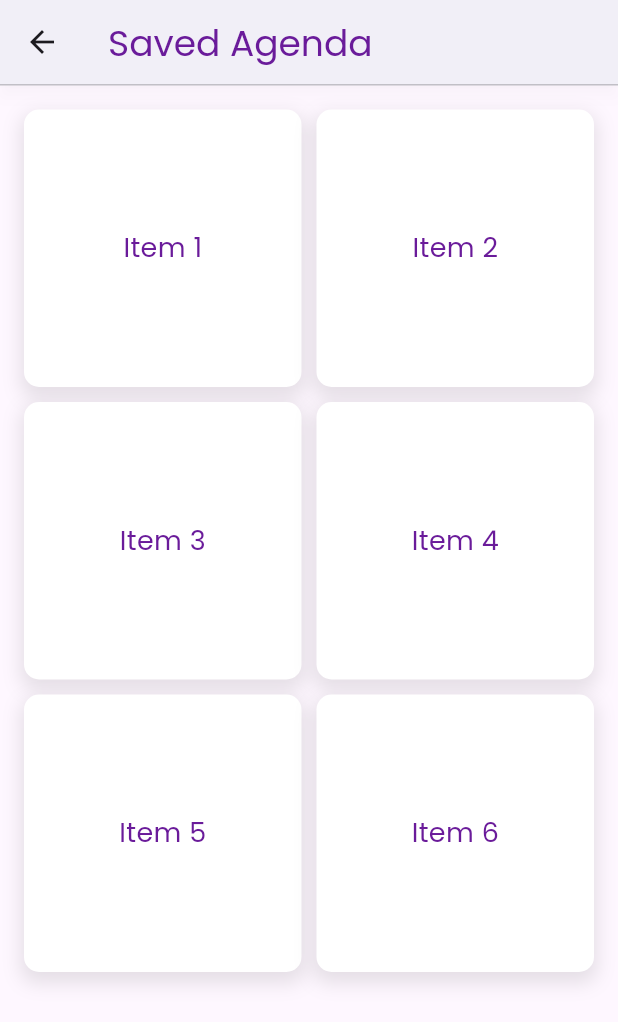
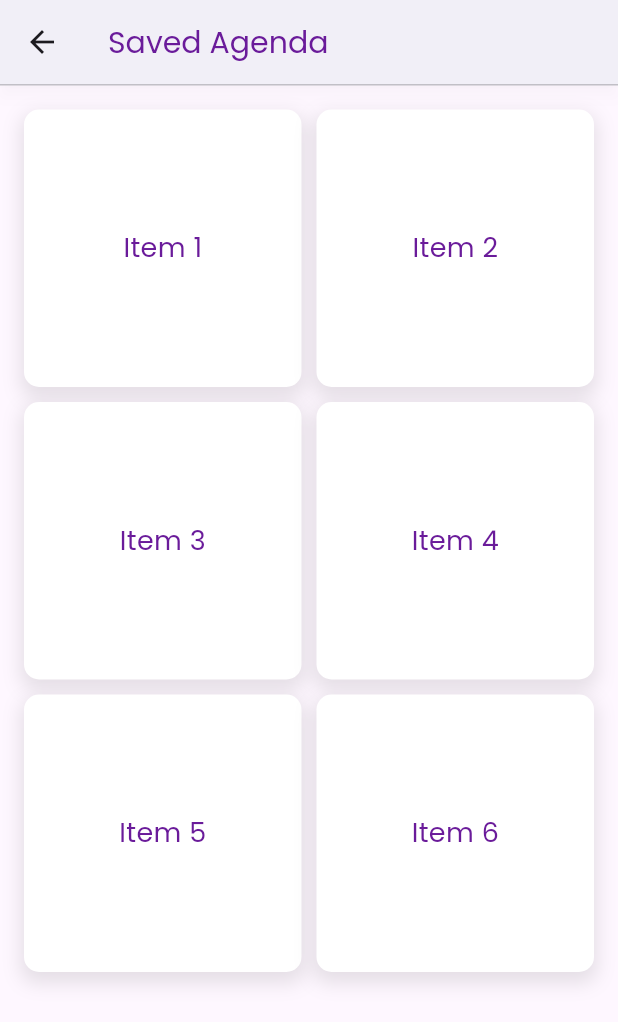
Before and after one commit to devi1262005/meet-app, a Flutter app: the SavedAgenda screen opened directly, on a phone screen of 412 x 824 dp. Shown: the top 1022 px of the screen. Run offline on Flutter 3.47's test engine with Material 3 defaults, Android fonts, the phone set to English and light mode, and no system bars; our stand-ins replace cloud_firestore, firebase_auth, firebase_core, font_awesome_flutter, google_fonts, google_sign_in; accounts and stored records are empty.

Commit message:
Update savedagenda.dart

```diff
--- a/meet/lib/page/savedagenda.dart
+++ b/meet/lib/page/savedagenda.dart
@@ -34,7 +34,7 @@ class _SavedAgendaState extends State<SavedAgenda> {
         title: Text(
           'Saved Agenda',
           style: GoogleFonts.poppins(
-            fontSize: 24,
+            fontSize: 20,
             color: Colors.purple.shade800,
             fontWeight: FontWeight.normal,
           ),
@@ -112,7 +112,7 @@ class DetailPage extends StatelessWidget {
         title: Text(
           'Item $itemIndex Details',
           style: GoogleFonts.poppins(
-            fontSize: 24,
+            fontSize: 20,
             color: Colors.purple.shade800,
           ),
         ),
```
